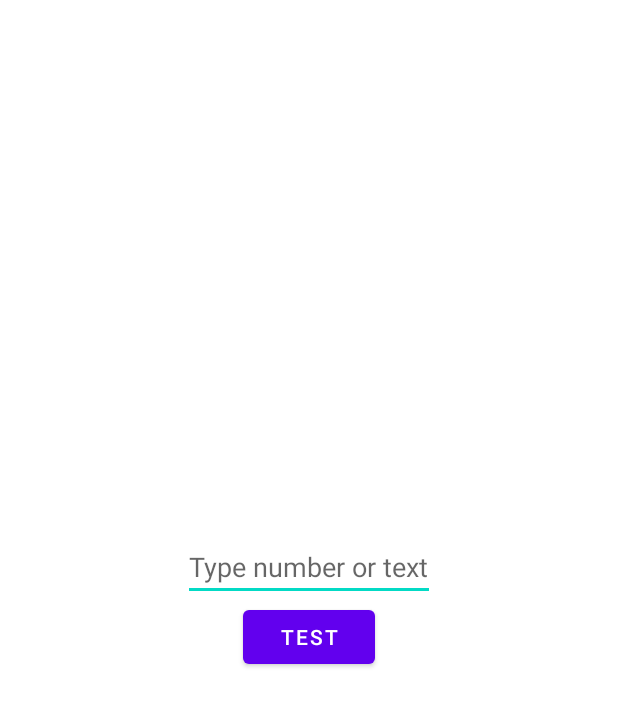
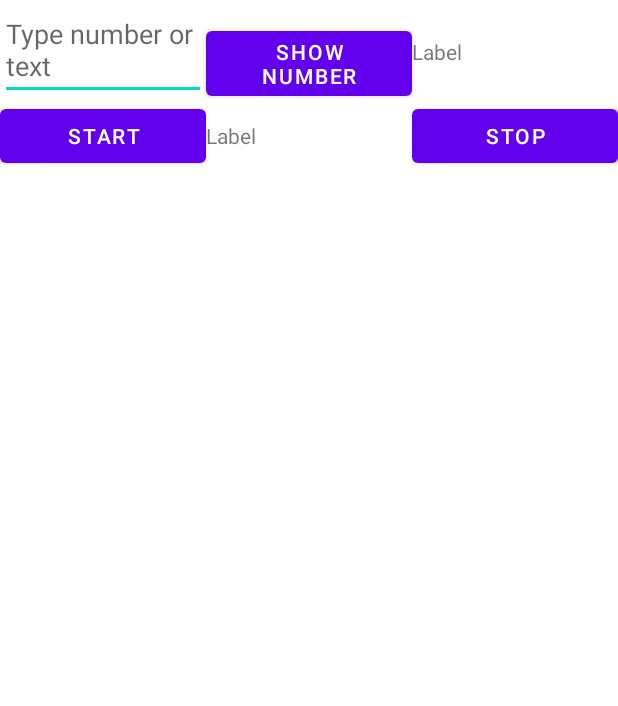
Before and after one commit to tomasbiesok/core-kotlin-library, an Android app: the layout activity_sample.xml on its own in the app's theme, with its tools: preview values and no code run, on a phone screen of 412 x 824 dp. Shown: the top 706 px of the screen. Run offline under Robolectric (Android 15) with nearby library versions, the phone set to English and light mode, and no system bars.

Commit message:
Added Counter to sample

```diff
--- a/app/src/main/res/layout/activity_sample.xml
+++ b/app/src/main/res/layout/activity_sample.xml
@@ -2,24 +2,62 @@
 <LinearLayout xmlns:android="http://schemas.android.com/apk/res/android"
     android:orientation="vertical"
     android:layout_width="match_parent"
-    android:layout_height="match_parent"
-    android:gravity="center">
+    android:layout_height="match_parent">
 
-    <EditText
-        android:id="@+id/vInput"
-        android:layout_width="wrap_content"
+    <LinearLayout
+        android:layout_width="match_parent"
         android:layout_height="wrap_content"
-        android:hint="Type number or text" />
+        android:orientation="horizontal">
 
-    <Button
-        android:id="@+id/vButtonTest"
-        android:layout_width="wrap_content"
+        <EditText
+            android:id="@+id/vInput"
+            android:layout_width="0dp"
+            android:layout_height="wrap_content"
+            android:layout_weight="1"
+            android:hint="Type number or text" />
+
+        <Button
+            android:id="@+id/vButtonNumber"
+            android:layout_width="0dp"
+            android:layout_height="wrap_content"
+            android:layout_weight="1"
+            android:text="Show number" />
+
+        <TextView
+            android:id="@+id/vLabelNumber"
+            android:layout_width="0dp"
+            android:layout_height="wrap_content"
+            android:layout_weight="1"
+            android:text="Label"/>
+
+    </LinearLayout>
+
+    <LinearLayout
+        android:layout_width="match_parent"
         android:layout_height="wrap_content"
-        android:text="test" />
+        android:orientation="horizontal">
 
-    <TextView
-        android:id="@+id/vLabel"
-        android:layout_width="wrap_content"
-        android:layout_height="wrap_content" />
+        <Button
+            android:id="@+id/vButtonStartCount"
+            android:layout_width="0dp"
+            android:layout_height="wrap_content"
+            android:layout_weight="1"
+            android:text="Start" />
+
+        <TextView
+            android:id="@+id/vLabelCount"
+            android:layout_width="0dp"
+            android:layout_height="wrap_content"
+            android:layout_weight="1"
+            android:text="Label"/>
+
+        <Button
+            android:id="@+id/vButtonStopCount"
+            android:layout_width="0dp"
+            android:layout_height="wrap_content"
+            android:layout_weight="1"
+            android:text="Stop" />
+
+    </LinearLayout>
 
 </LinearLayout>
--- a/app/src/main/res/values-night/themes.xml
+++ b/app/src/main/res/values-night/themes.xml
@@ -1,6 +1,6 @@
 <resources xmlns:tools="http://schemas.android.com/tools">
     <!-- Base application theme. -->
-    <style name="Theme.CoreLibrarySample" parent="Theme.MaterialComponents.DayNight.DarkActionBar">
+    <style name="Theme.CoreLibrarySample" parent="Theme.MaterialComponents.DayNight.NoActionBar">
         <!-- Primary brand color. -->
         <item name="colorPrimary">@color/purple_200</item>
         <item name="colorPrimaryVariant">@color/purple_700</item>
--- a/app/src/main/res/values/themes.xml
+++ b/app/src/main/res/values/themes.xml
@@ -1,6 +1,6 @@
 <resources xmlns:tools="http://schemas.android.com/tools">
     <!-- Base application theme. -->
-    <style name="Theme.CoreLibrarySample" parent="Theme.MaterialComponents.DayNight.DarkActionBar">
+    <style name="Theme.CoreLibrarySample" parent="Theme.MaterialComponents.DayNight.NoActionBar">
         <!-- Primary brand color. -->
         <item name="colorPrimary">@color/purple_500</item>
         <item name="colorPrimaryVariant">@color/purple_700</item>
```
Also changed, not shown: app/src/main/java/cz/wiechocz/libraries/corelibrarysample/data/CounterManager.kt (added, +61 -0 lines), app/src/main/java/cz/wiechocz/libraries/corelibrarysample/domain/usecase/ObserveCounterUseCase.kt (added, +12 -0 lines), app/src/main/java/cz/wiechocz/libraries/corelibrarysample/domain/usecase/StartCountUseCase.kt (added, +12 -0 lines), app/src/main/java/cz/wiechocz/libraries/corelibrarysample/domain/usecase/StopCountUseCase.kt (added, +11 -0 lines), app/src/main/java/cz/wiechocz/libraries/corelibrarysample/system/SampleActivity.kt (+23 -2 lines), app/src/main/java/cz/wiechocz/libraries/corelibrarysample/system/SampleViewModel.kt (+20 -0 lines).
